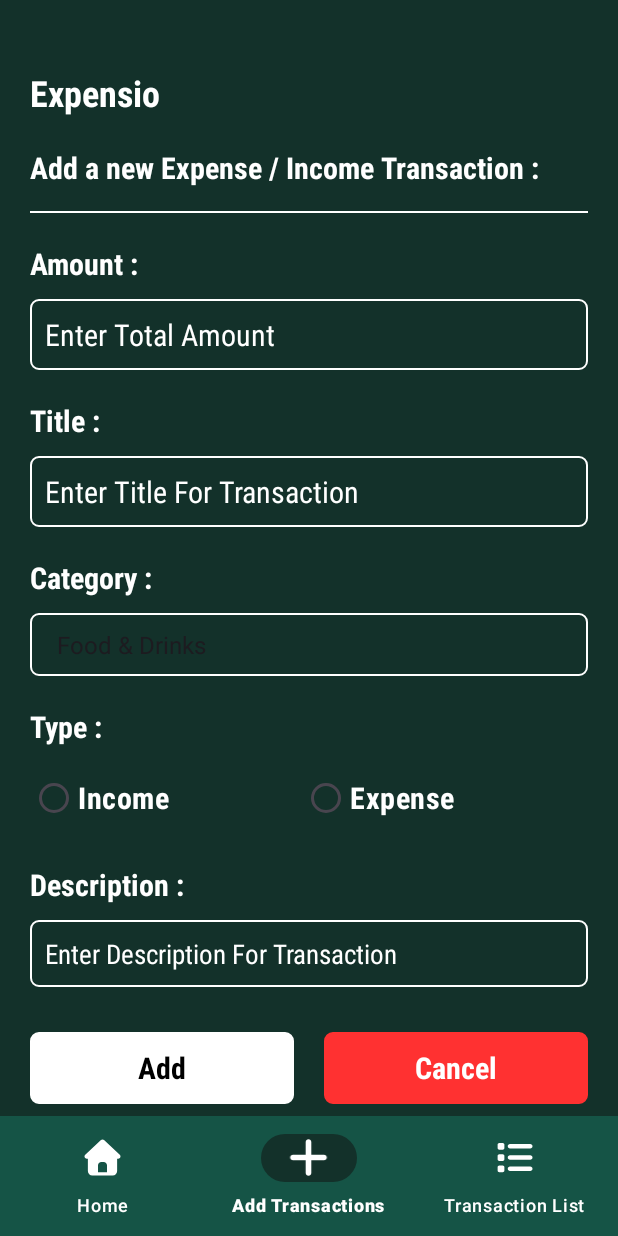
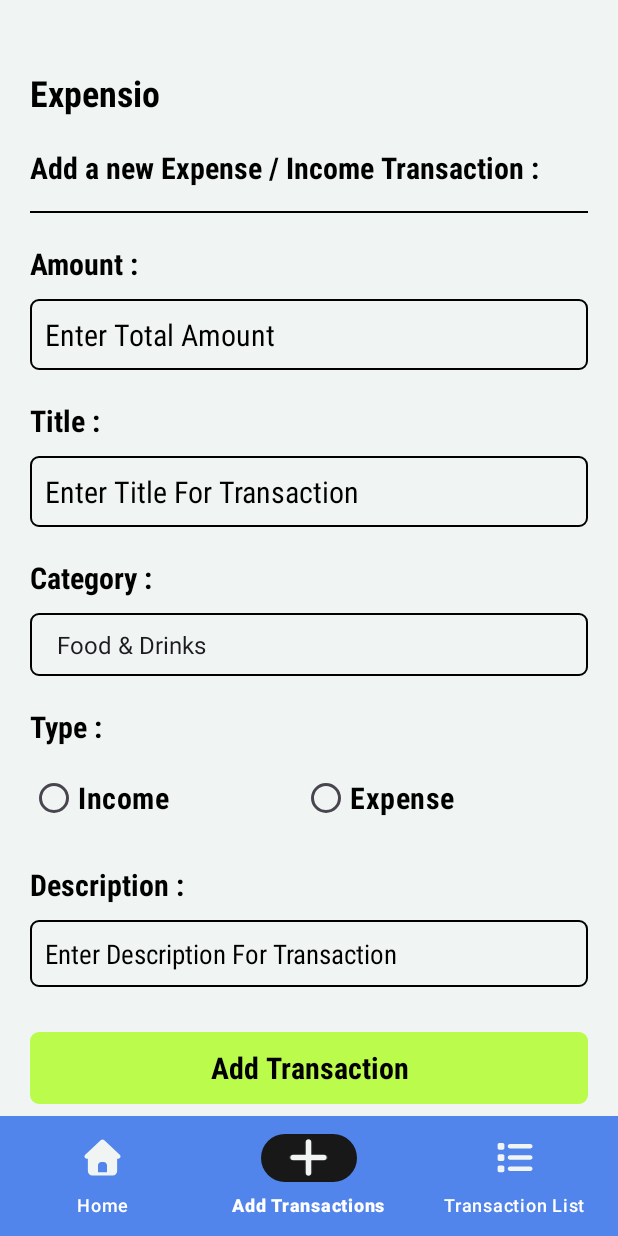
Before and after one commit to Deep-Gajjar-07/Expensio-Expense_Tracker_App-, an Android app: the screen it shows after launch (HomeActivity), item 2 of the bottom bar chosen, on a phone screen of 412 x 824 dp. Run offline under Robolectric (Android 15) with nearby library versions, the phone set to English and light mode, and no system bars; libraries missing offline, so code that uses them is left out: com.github.mikephil.charting; 24 statements that could not run were skipped.

Commit message:
Change the Theme (Color) for an app

```diff
--- a/app/src/main/java/com/example/expensio/HomePage.kt
+++ b/app/src/main/java/com/example/expensio/HomePage.kt
@@ -69,7 +69,7 @@ class HomePage : Fragment() {
         piechart.setDrawEntryLabels(false)
         piechart.setCenterTextColor(Color.WHITE)
         piechart.setCenterTextSize(16f)
-        piechart.setHoleColor(Color.parseColor("#155446"))
+        piechart.setHoleColor(Color.parseColor("#A5ABAF"))
         piechart.description.isEnabled = false
 
         piechart.setOnChartValueSelectedListener(object : OnChartValueSelectedListener {
--- a/app/src/main/res/drawable/custom_edittext.xml
+++ b/app/src/main/res/drawable/custom_edittext.xml
@@ -2,5 +2,5 @@
 <shape xmlns:android="http://schemas.android.com/apk/res/android">
     <corners android:radius="5dp"/>
     <padding android:left="10dp" android:top="10dp" android:right="10dp" android:bottom="10dp"/>
-    <stroke android:width="1dp" android:color="@color/white"/>
+    <stroke android:width="1dp" android:color="@color/black"/>
 </shape>
--- a/app/src/main/res/layout/activity_home.xml
+++ b/app/src/main/res/layout/activity_home.xml
@@ -24,7 +24,7 @@
         android:background="@color/bottom_color"
         app:itemIconSize="30dp"
         app:itemTextColor="@color/white"
-        app:itemIconTint="@color/white"
+        app:itemIconTint="@color/primary"
         app:itemActiveIndicatorStyle="@style/Custom.Indicator"
         />
 
--- a/app/src/main/res/layout/activity_main.xml
+++ b/app/src/main/res/layout/activity_main.xml
@@ -5,7 +5,7 @@
     android:id="@+id/main"
     android:layout_width="match_parent"
     android:layout_height="match_parent"
-    android:background="@color/secondary"
+    android:background="@color/primary"
     android:gravity="center"
     android:orientation="vertical"
     tools:context=".MainActivity">
--- a/app/src/main/res/layout/custom_list_layout.xml
+++ b/app/src/main/res/layout/custom_list_layout.xml
@@ -3,13 +3,14 @@
     xmlns:app="http://schemas.android.com/apk/res-auto"
     android:layout_width="match_parent"
     android:layout_height="wrap_content"
-    android:background="@color/primary"
+    android:background="@color/light_grey"
     android:orientation="vertical">
 
     <androidx.cardview.widget.CardView
         android:layout_width="match_parent"
         android:layout_height="wrap_content"
         android:layout_marginBottom="10dp"
+        android:backgroundTint="@color/light_grey"
         app:cardCornerRadius="10dp">
 
         <LinearLayout
--- a/app/src/main/res/layout/fragment_add__expense__icome__page.xml
+++ b/app/src/main/res/layout/fragment_add__expense__icome__page.xml
@@ -18,7 +18,7 @@
         android:paddingTop="25dp"
         android:paddingBottom="10dp"
         android:text="Expensio"
-        android:textColor="@color/white"
+        android:textColor="@color/black"
         android:textSize="24sp"
         android:textStyle="bold" />
 
@@ -40,14 +40,14 @@
                 android:layout_marginBottom="15dp"
                 android:fontFamily="sans-serif-condensed"
                 android:text="Add a new Expense / Income Transaction : "
-                android:textColor="@color/white"
+                android:textColor="@color/black"
                 android:textSize="20sp"
                 android:textStyle="bold" />
 
             <com.google.android.material.divider.MaterialDivider
                 android:layout_width="wrap_content"
                 android:layout_height="wrap_content"
-                app:dividerColor="@color/white" />
+                app:dividerColor="@color/black" />
 
             <TextView
                 android:layout_width="wrap_content"
@@ -56,7 +56,7 @@
                 android:layout_marginBottom="10dp"
                 android:fontFamily="sans-serif-condensed"
                 android:text="Amount : "
-                android:textColor="@color/white"
+                android:textColor="@color/black"
                 android:textSize="20sp"
                 android:textStyle="bold" />
 
@@ -68,8 +68,8 @@
                 android:fontFamily="sans-serif-condensed"
                 android:hint="Enter Total Amount"
                 android:inputType="number"
-                android:textColor="@color/white"
-                android:textColorHint="@color/white"
+                android:textColor="@color/black"
+                android:textColorHint="@color/black"
                 android:textSize="20sp" />
 
             <TextView
@@ -79,7 +79,7 @@
                 android:layout_marginBottom="10dp"
                 android:fontFamily="sans-serif-condensed"
                 android:text="Title : "
-                android:textColor="@color/white"
+                android:textColor="@color/black"
                 android:textSize="20sp"
                 android:textStyle="bold" />
 
@@ -93,8 +93,8 @@
                 android:imeOptions="actionDone"
                 android:inputType="text"
                 android:singleLine="true"
-                android:textColor="@color/white"
-                android:textColorHint="@color/white"
+                android:textColor="@color/black"
+                android:textColorHint="@color/black"
                 android:textSize="20sp" />
 
             <TextView
@@ -104,7 +104,7 @@
                 android:layout_marginBottom="10dp"
                 android:fontFamily="sans-serif-condensed"
                 android:text="Category : "
-                android:textColor="@color/white"
+                android:textColor="@color/black"
                 android:textSize="20sp"
                 android:textStyle="bold" />
 
@@ -122,7 +122,7 @@
                 android:layout_marginBottom="10dp"
                 android:fontFamily="sans-serif-condensed"
                 android:text="Type : "
-                android:textColor="@color/white"
+                android:textColor="@color/black"
                 android:textSize="20sp"
                 android:textStyle="bold" />
 
@@ -139,7 +139,7 @@
                     android:layout_weight="0.5"
                     android:fontFamily="sans-serif-condensed"
                     android:text="Income"
-                    android:textColor="@color/white"
+                    android:textColor="@color/black"
                     android:textSize="20sp"
                     android:textStyle="bold" />
 
@@ -150,7 +150,7 @@
                     android:layout_weight="0.5"
                     android:fontFamily="sans-serif-condensed"
                     android:text="Expense"
-                    android:textColor="@color/white"
+                    android:textColor="@color/black"
                     android:textSize="20sp"
                     android:textStyle="bold" />
 
@@ -163,7 +163,7 @@
                 android:layout_marginBottom="10dp"
                 android:fontFamily="sans-serif-condensed"
                 android:text="Description : "
-                android:textColor="@color/white"
+                android:textColor="@color/black"
                 android:textSize="20sp"
                 android:textStyle="bold" />
 
@@ -176,28 +176,19 @@
                 android:hint="Enter Description For Transaction"
                 android:inputType="text"
                 android:maxLines="5"
-                android:textColor="@color/white"
-                android:textColorHint="@color/white"
+                android:textColor="@color/black"
+                android:textColorHint="@color/black"
                 android:textSize="18sp" />
-
-            <!-- layout for horizontal buttons -->
-            <LinearLayout
-                android:layout_width="match_parent"
-                android:layout_height="wrap_content"
-                android:layout_marginTop="30dp"
-                android:layout_marginBottom="20dp"
-                android:orientation="horizontal">
 
                 <androidx.appcompat.widget.AppCompatButton
                     android:id="@+id/btnAddTransaction"
                     android:layout_width="match_parent"
                     android:layout_height="wrap_content"
-                    android:layout_marginEnd="10dp"
-                    android:layout_weight="0.5"
+                    android:layout_marginTop="30dp"
                     android:background="@drawable/custom_edittext"
-                    android:backgroundTint="@color/light_grey"
+                    android:backgroundTint="@color/secondary"
                     android:fontFamily="sans-serif-condensed"
-                    android:text="Add"
+                    android:text="Add Transaction"
                     android:textAllCaps="false"
                     android:textColor="@color/black"
                     android:textSize="20sp"
@@ -207,20 +198,20 @@
                     android:id="@+id/btnCancelTransaction"
                     android:layout_width="match_parent"
                     android:layout_height="wrap_content"
-                    android:layout_marginStart="10dp"
-                    android:layout_weight="0.5"
+                    android:layout_marginTop="10dp"
+                    android:layout_marginBottom="10dp"
                     android:background="@drawable/custom_edittext"
                     android:backgroundTint="@color/red"
                     android:fontFamily="sans-serif-condensed"
                     android:text="Cancel"
+                    android:alpha="0.7"
                     android:textAllCaps="false"
                     android:textColor="@color/white"
                     android:textSize="20sp"
                     android:textStyle="bold" />
 
-            </LinearLayout>
+        </LinearLayout>
 
-        </LinearLayout>
     </ScrollView>
 
 </LinearLayout>
--- a/app/src/main/res/layout/fragment_all__transaction__list.xml
+++ b/app/src/main/res/layout/fragment_all__transaction__list.xml
@@ -19,14 +19,14 @@
         android:fontFamily="sans-serif-condensed"
         android:text="All Transactions : "
         android:textStyle="bold"
-        android:textColor="@color/white"
+        android:textColor="@color/black"
         android:textSize="20sp" />
 
     <com.google.android.material.divider.MaterialDivider
         android:layout_width="match_parent"
         android:layout_height="wrap_content"
         android:layout_marginEnd="30dp"
-        app:dividerColor="@color/white" />
+        app:dividerColor="@color/black" />
 
     <androidx.recyclerview.widget.RecyclerView
         android:id="@+id/allTransactions"
--- a/app/src/main/res/values/colors.xml
+++ b/app/src/main/res/values/colors.xml
@@ -2,10 +2,12 @@
 <resources>
     <color name="black">#FF000000</color>
     <color name="white">#FFFFFFFF</color>
-    <color name="secondary">#F6E9CA</color>
-    <color name="primary">#13312A</color>
-    <color name="bottom_color">#155446</color>
+    <color name="secondary">#BBFB4C</color>
+    <color name="primary">#F0F5F4</color>
+    <color name="bottom_color">#5285EB</color>
+    <color name="piechart">#A5ABAF</color>
     <color name="red">#FF3131</color>
+    <color name="light_black">#181818</color>
     <color name="light_blue">#9670FF</color>
     <color name="light_grey">#FFFFFF</color>
 </resources>
--- a/app/src/main/res/values/themes.xml
+++ b/app/src/main/res/values/themes.xml
@@ -9,7 +9,7 @@
 
 
     <style name="Custom.Indicator" parent="Widget.Material3.BottomNavigationView.ActiveIndicator">
-        <item name="android:color">@color/primary</item>
+        <item name="android:color">@color/light_black</item>
     </style>
 
 </resources>
```
Also changed, not shown: app/src/main/res/layout/fragment_home_page.xml (+11 -8 lines).
